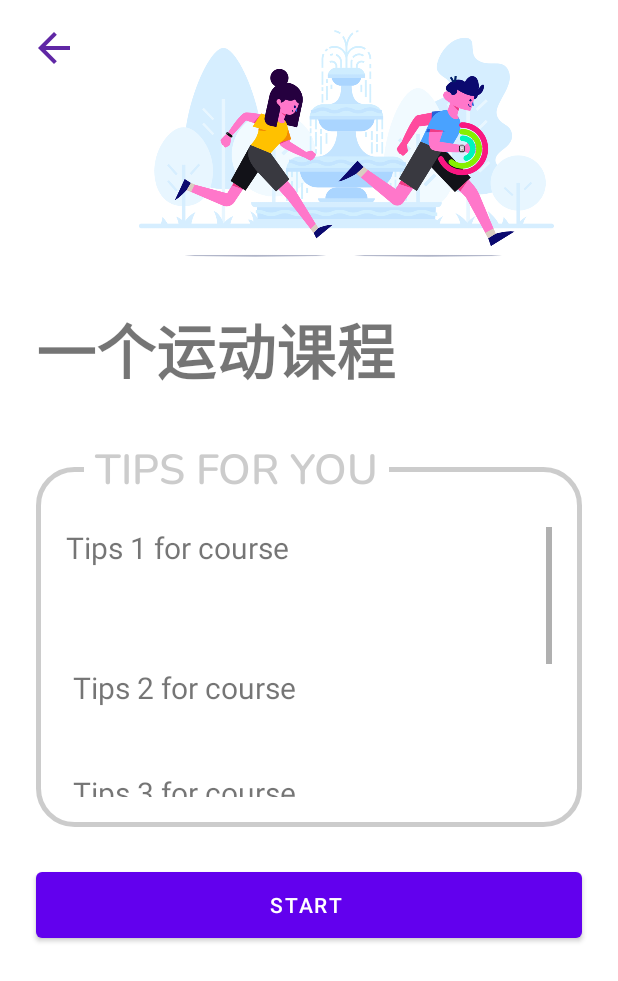
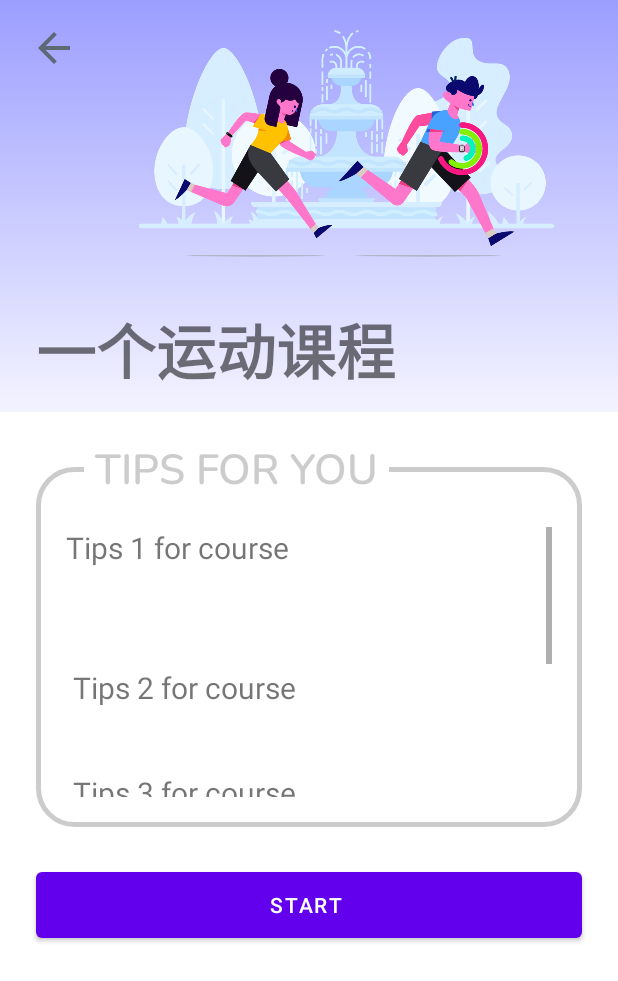
Before and after one commit to RusticMobius/DongDong, an Android app: the layout fragment_course.xml on its own in the app's theme, with its tools: preview values and no code run, on a phone screen of 412 x 824 dp. Shown: the top 981 px of the screen. Run offline under Robolectric (Android 15) with nearby library versions, the phone set to English and light mode, and no system bars.

Commit message:
feat:修改部分界面背景样式,修正无法显示tab的bug

```diff
--- /dev/null
+++ b/app/src/main/res/drawable/background_gradient_purple.xml
@@ -0,0 +1,29 @@
+<?xml version="1.0" encoding="utf-8"?>
+<layer-list xmlns:android="http://schemas.android.com/apk/res/android">
+
+  <item android:bottom="200dp">
+    <shape>
+      <gradient
+        android:angle="270"
+        android:startColor="#9C9EFF"
+        android:centerColor="@color/white"
+        android:endColor="@color/white"/>
+
+      <!--      <corners-->
+      <!--        android:topLeftRadius="36dp"-->
+      <!--        android:topRightRadius="36dp"/>-->
+      <!--      <solid android:color="#A2D0FF"/>-->
+    </shape>
+  </item>
+  <item android:top="275dp" android:bottom="80dp">
+    <shape>
+      <!--      <stroke-->
+      <!--        android:color="@color/white"-->
+      <!--        android:width="10dp"-->
+      <!--        android:dashGap="25dp"-->
+      <!--        android:dashWidth="20dp"/>-->
+
+      <solid android:color="@color/white"/>
+    </shape>
+  </item>
+</layer-list>
--- a/app/src/main/res/drawable/recycler_view_border_blue.xml
+++ b/app/src/main/res/drawable/recycler_view_border_blue.xml
@@ -1,7 +1,7 @@
 <?xml version="1.0" encoding="utf-8"?>
 <layer-list xmlns:android="http://schemas.android.com/apk/res/android">
 
-  <item>
+  <item android:bottom="80dp">
     <shape>
       <gradient
         android:angle="270"
@@ -15,7 +15,7 @@
 <!--      <solid android:color="#A2D0FF"/>-->
     </shape>
   </item>
-  <item android:top="275dp">
+  <item android:top="275dp" android:bottom="80dp">
     <shape>
 <!--      <stroke-->
 <!--        android:color="@color/white"-->
--- a/app/src/main/res/layout/fragment_course.xml
+++ b/app/src/main/res/layout/fragment_course.xml
@@ -3,7 +3,9 @@
     xmlns:tools="http://schemas.android.com/tools"
     android:layout_width="match_parent"
     android:layout_height="match_parent"
-    tools:context=".fragment.CourseFragment">
+    tools:context=".fragment.CourseFragment"
+    android:background="@drawable/background_gradient_purple"
+  >
 
   <androidx.constraintlayout.widget.ConstraintLayout
     android:layout_width="match_parent"
@@ -86,8 +88,8 @@
       app:layout_constraintTop_toTopOf="parent"
       android:layout_marginStart="20dp"
       android:layout_marginTop="16dp"
-      android:background="@color/white"
-      app:srcCompat="@drawable/ic_baseline_arrow_back_32" />
+      android:background="@color/none_select_state"
+      app:srcCompat="@drawable/ic_baseline_arrow_back_32_blue" />
   </androidx.constraintlayout.widget.ConstraintLayout>
 
 </FrameLayout>
--- a/app/src/main/res/values/colors.xml
+++ b/app/src/main/res/values/colors.xml
@@ -7,7 +7,7 @@
     <color name="teal_700">#FF018786</color>
     <color name="black">#FF000000</color>
     <color name="white">#FFFFFFFF</color>
-    <color name="select_state">#A895C2</color>
+    <color name="select_state">#C3C3C3</color>
     <color name="none_select_state">#00FFFFFF</color>
     <color name="rank_ace">#25E4B8</color>
     <color name="rank_average">#A363DC</color>
```
